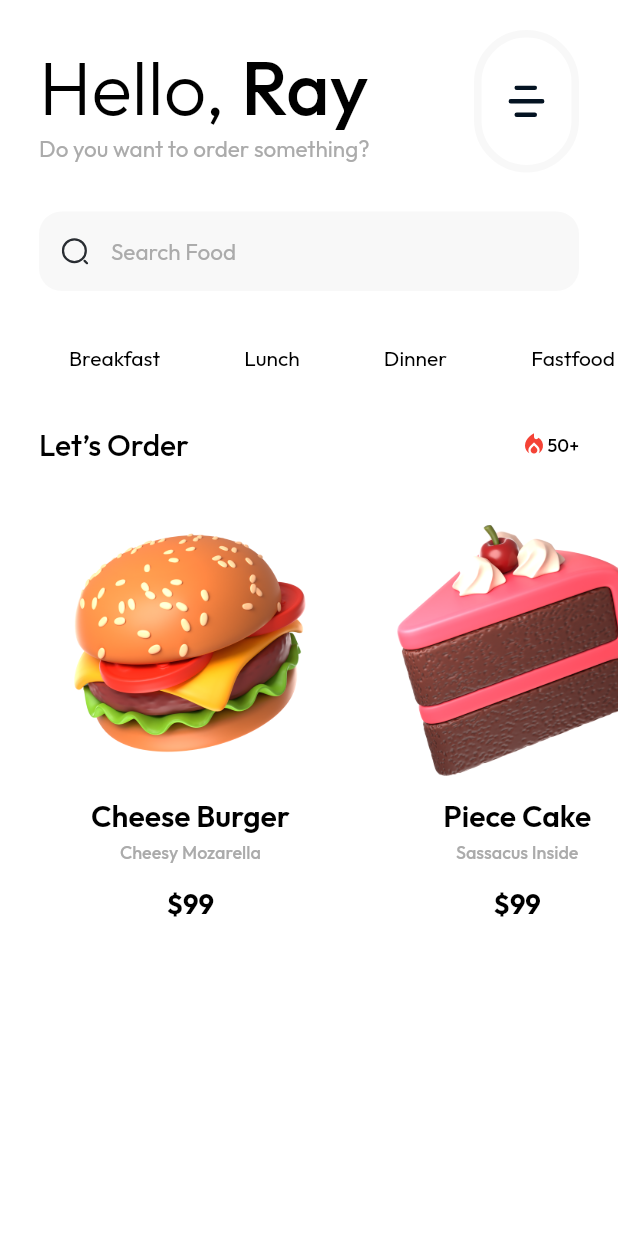
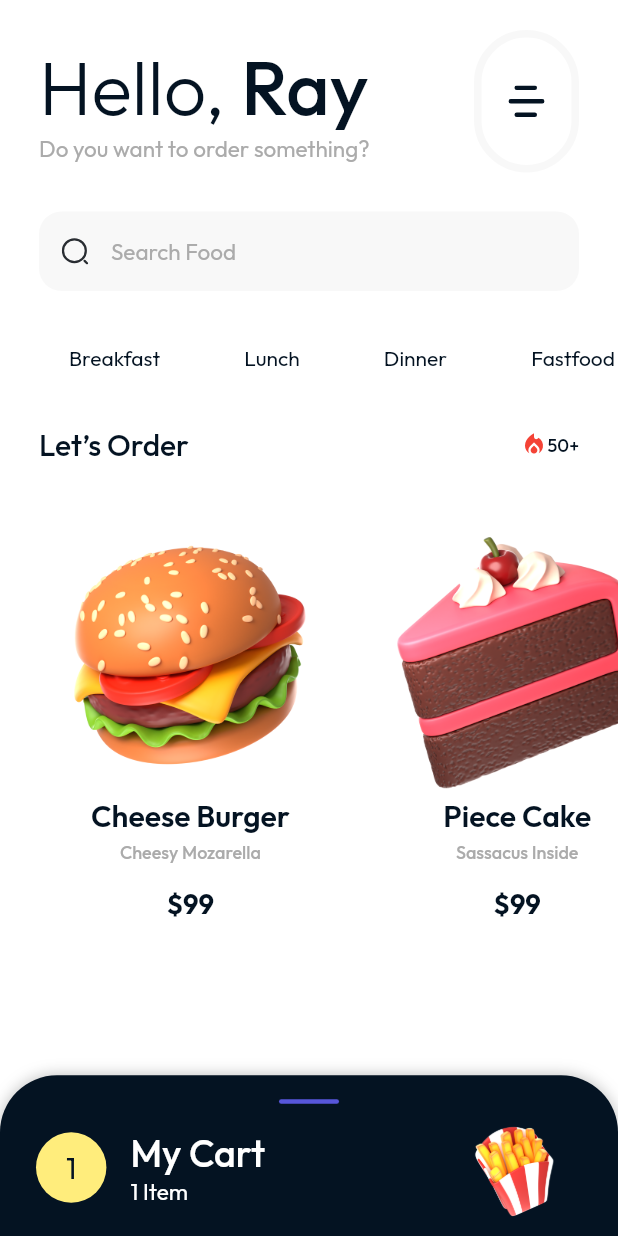
Before and after one commit to 7ANV1R/food_app_ui, a Flutter app: the screen it shows after launch, on a phone screen of 412 x 824 dp. Run offline on Flutter 3.47's test engine with Material 2 defaults, Android fonts, the light colour scheme and no system bars; drawn by our look-alikes of sliding_up_panel; our stand-ins replace google_fonts, websafe_svg.

Commit message:
updated cart panel

```diff
--- a/lib/core/theme/const_color.dart
+++ b/lib/core/theme/const_color.dart
@@ -2,5 +2,7 @@ import 'package:flutter/material.dart';
 
 const kLightGreyColor = Color(0xFFF8F8F8);
 const kDarkGreyColor = Color(0xFFABABAB);
-const kBlackColor = Colors.black;
+const kYellowColor = Color(0xFFFFED7C);
+const kBlackColor = Color(0xFF041322);
+const kPurpleColor = Color(0xFF5756DA);
 const kWhiteColor = Colors.white;
--- a/lib/screens/homepage/home_page.dart
+++ b/lib/screens/homepage/home_page.dart
@@ -10,6 +10,7 @@ import 'package:food_app/screens/homepage/widget/custom_app_bar.dart';
 import 'package:food_app/screens/homepage/widget/food_card.dart';
 import 'package:food_app/screens/homepage/widget/search_bar.dart';
 import 'package:google_fonts/google_fonts.dart';
+import 'package:sliding_up_panel/sliding_up_panel.dart';
 import 'package:websafe_svg/websafe_svg.dart';
 
 class HomePage extends StatelessWidget {
@@ -25,6 +26,7 @@ class HomePage extends StatelessWidget {
         statusBarIconBrightness: Brightness.dark,
       ),
       child: Scaffold(
+        body: SlidingUpPanel(
           body: SingleChildScrollView(
             physics: const BouncingScrollPhysics(),
             child: Column(
@@ -72,14 +74,109 @@ class HomePage extends StatelessWidget {
                   ),
                 ),
                 SizedBox(
-                height: size.height * 0.05,
+                  height: size.height * 0.03,
                 ),
 
                 const ProductCardPart(),
               ],
             ),
           ),
+          color: kBlackColor,
+          parallaxEnabled: true,
+          parallaxOffset: 0.1,
+          minHeight: size.height * 0.13,
+          maxHeight: size.height * 0.5,
+          borderRadius: const BorderRadius.vertical(
+            top: Radius.circular(38),
           ),
+          panelBuilder: (sc) => CartPanel(
+            controller: sc,
+          ),
+        ),
+      ),
+    );
+  }
+}
+
+class CartPanel extends StatelessWidget {
+  const CartPanel({
+    Key? key,
+    required this.controller,
+  }) : super(key: key);
+
+  final ScrollController controller;
+
+  @override
+  Widget build(BuildContext context) {
+    return ListView(
+      controller: controller,
+      padding: EdgeInsets.zero,
+      children: [
+        kVerticalSpaceM,
+        Center(
+          child: Container(
+            height: 3,
+            width: 40,
+            decoration: BoxDecoration(
+              color: kPurpleColor,
+              borderRadius: BorderRadius.circular(5),
+            ),
+          ),
+        ),
+        Padding(
+          padding: const EdgeInsets.symmetric(horizontal: 8.0),
+          child: Row(
+            children: [
+              kHorizontalSpaceM,
+              Container(
+                padding: const EdgeInsets.all(20),
+                decoration: const BoxDecoration(
+                  color: kYellowColor,
+                  shape: BoxShape.circle,
+                ),
+                child: Text(
+                  '1',
+                  style: GoogleFonts.outfit(
+                    color: kBlackColor,
+                    fontSize: 20,
+                    fontWeight: FontWeight.w400,
+                  ),
+                ),
+              ),
+              kHorizontalSpaceM,
+              Expanded(
+                child: Column(
+                  crossAxisAlignment: CrossAxisAlignment.start,
+                  children: [
+                    Text(
+                      'My Cart',
+                      style: GoogleFonts.outfit(
+                        color: kWhiteColor,
+                        fontSize: 25,
+                        fontWeight: FontWeight.w500,
+                      ),
+                    ),
+                    Text(
+                      '1 Item',
+                      style: GoogleFonts.outfit(
+                        color: kWhiteColor,
+                        fontSize: 15,
+                        fontWeight: FontWeight.w400,
+                      ),
+                    ),
+                  ],
+                ),
+              ),
+              Image.asset(
+                'assets/images/french_fries.png',
+                height: 85,
+                fit: BoxFit.cover,
+              ),
+              kHorizontalSpaceM,
+            ],
+          ),
+        )
+      ],
     );
   }
 }
@@ -94,7 +191,7 @@ class ProductCardPart extends StatelessWidget {
     var size = MediaQuery.of(context).size;
     final foodList = foodData;
     return SizedBox(
-      height: size.height * 0.37,
+      height: size.height * 0.4,
       child: ListView.separated(
         padding: const EdgeInsets.symmetric(
           horizontal: 26,
--- a/lib/screens/homepage/widget/food_card.dart
+++ b/lib/screens/homepage/widget/food_card.dart
@@ -12,7 +12,7 @@ class FoodCard extends StatelessWidget {
   Widget build(BuildContext context) {
     var size = MediaQuery.of(context).size;
     return SizedBox(
-      height: size.height * 0.37,
+      height: size.height * 0.4,
       width: size.width * 0.49,
       child: Stack(
         children: [
@@ -38,7 +38,7 @@ class FoodCard extends StatelessWidget {
             ),
           ),
           Positioned(
-            top: size.height * 0.22,
+            top: size.height * 0.24,
             left: 0,
             right: 0,
             child: Column(
--- a/pubspec.yaml
+++ b/pubspec.yaml
@@ -15,6 +15,7 @@ dependencies:
   cupertino_icons: ^1.0.2
   google_fonts: ^3.0.1
   websafe_svg: ^2.1.2+7
+  sliding_up_panel: ^2.0.0+1
 
 dev_dependencies:
   flutter_test:
```
Also changed, not shown: pubspec.lock. Lines whose indentation alone changed are shown as unchanged.
